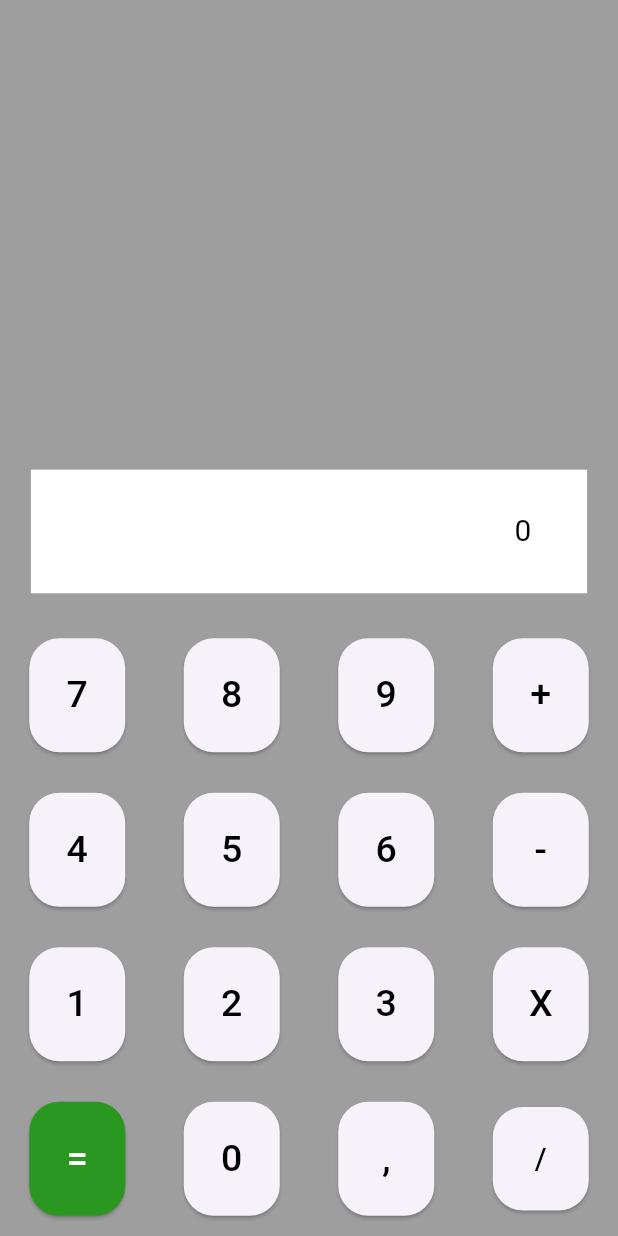
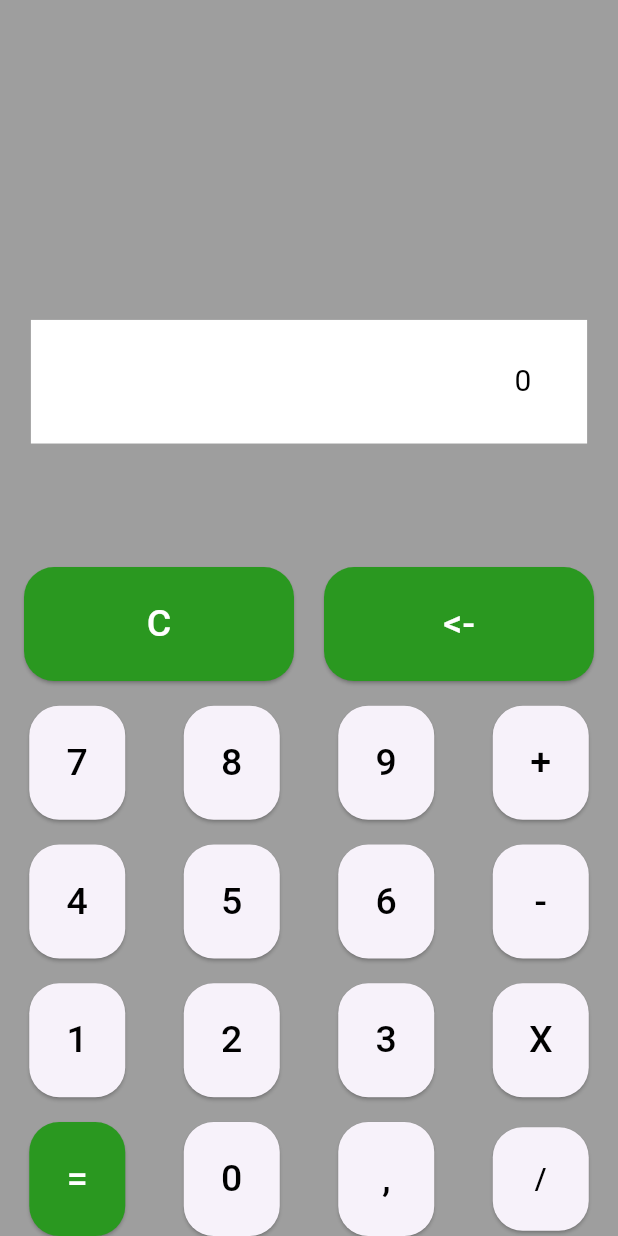
Before and after one commit to Hirukinawa/calculadora_flutter, a Flutter app: the screen it shows after launch, on a phone screen of 412 x 824 dp. Run offline on Flutter 3.47's test engine with Material 3 defaults, Android fonts, the phone set to English and light mode, and no system bars.

Commit message:
v2.1 - Botões finalizados²

```diff
--- a/lib/calculadora.dart
+++ b/lib/calculadora.dart
@@ -39,14 +39,51 @@ class _CalculadoraState extends State<Calculadora> {
                 ),
               ),
               SizedBox(
-                height: MediaQuery.of(context).size.height * 0.02,
+                height: MediaQuery.of(context).size.height * 0.1,
               ),
               SizedBox(
                 width: MediaQuery.of(context).size.width,
-                height: MediaQuery.of(context).size.height * 0.50,
+                //height: MediaQuery.of(context).size.height * 0.50,
                 child: Column(
-                  mainAxisAlignment: MainAxisAlignment.spaceAround,
+                  mainAxisAlignment: MainAxisAlignment.end,
+                  crossAxisAlignment: CrossAxisAlignment.end,
                   children: [
+                    Padding(
+                      padding: const EdgeInsets.symmetric(horizontal: 16),
+                      child: Row(
+                        mainAxisAlignment: MainAxisAlignment.spaceAround,
+                        children: [
+                          Expanded(
+                            child: ElevatedButton(
+                              style: Styles.buttonEquals,
+                              onPressed: () {
+                                excluiTudo();
+                              },
+                              child: const Text(
+                                'C',
+                                style: Styles.buttonEqualsText,
+                              ),
+                            ),
+                          ),
+                          const SizedBox(width: 20),
+                          Expanded(
+                            child: ElevatedButton(
+                              style: Styles.buttonEquals,
+                              onPressed: () {
+                                excluiNumero();
+                              },
+                              child: const Text(
+                                '<-',
+                                style: Styles.buttonEqualsText,
+                              ),
+                            ),
+                          ),
+                        ],
+                      ),
+                    ),
+                    SizedBox(
+                      height: MediaQuery.of(context).size.height * 0.02,
+                    ),
                     FractionallySizedBox(
                       widthFactor: 1,
                       child: Row(
@@ -94,6 +131,9 @@ class _CalculadoraState extends State<Calculadora> {
                           )
                         ],
                       ),
+                    ),
+                    SizedBox(
+                      height: MediaQuery.of(context).size.height * 0.02,
                     ),
                     FractionallySizedBox(
                       widthFactor: 1,
@@ -143,6 +183,9 @@ class _CalculadoraState extends State<Calculadora> {
                         ],
                       ),
                     ),
+                    SizedBox(
+                      height: MediaQuery.of(context).size.height * 0.02,
+                    ),
                     FractionallySizedBox(
                       widthFactor: 1,
                       child: Row(
@@ -191,19 +234,15 @@ class _CalculadoraState extends State<Calculadora> {
                         ],
                       ),
                     ),
+                    SizedBox(
+                      height: MediaQuery.of(context).size.height * 0.02,
+                    ),
                     FractionallySizedBox(
                       widthFactor: 1,
                       child: Row(
                         mainAxisAlignment: MainAxisAlignment.spaceAround,
                         children: [
                           ElevatedButton(
-                            /* style: ElevatedButton.styleFrom(
-                              backgroundColor: const Color(0xFF186A11),
-                              padding: const EdgeInsets.all(20),
-                              shape: RoundedRectangleBorder(
-                                borderRadius: BorderRadius.circular(20),
-                              ),
-                            ), */
                             style: Styles.buttonEquals,
                             onPressed: () {
                               fazerCalculo();
@@ -273,6 +312,12 @@ class _CalculadoraState extends State<Calculadora> {
     });
   }
 
+  void excluiTudo() {
+    setState(() {
+      numeroTela = "0";
+    });
+  }
+
   void adicao() {}
 
   void subtracao() {}
```
